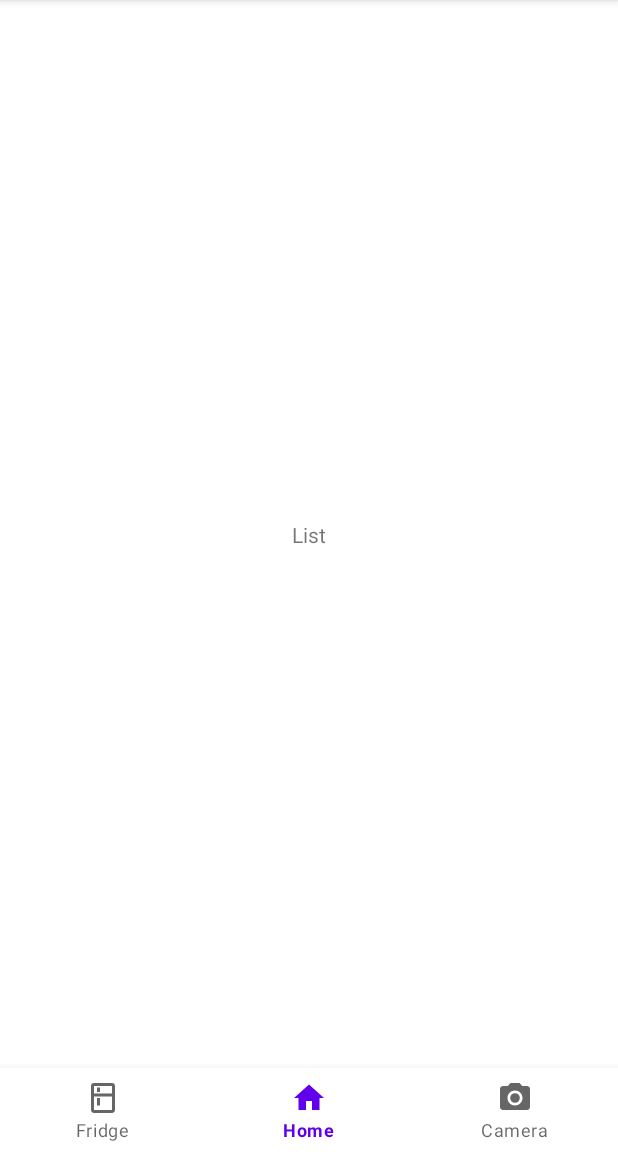
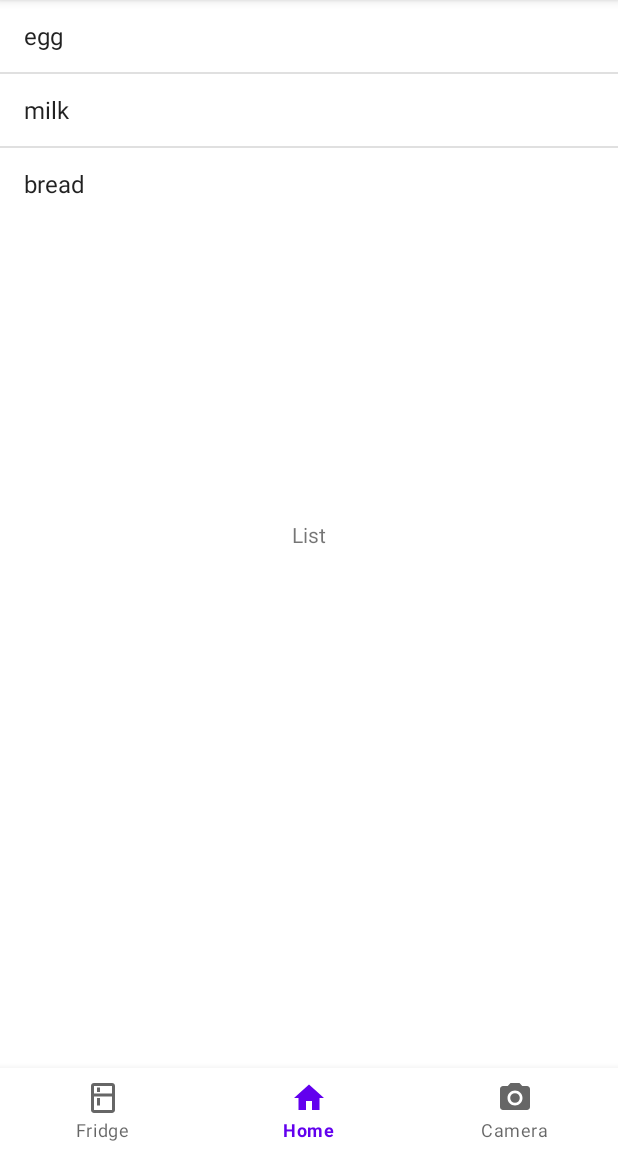
Before and after one commit to sjdobesh/surfeit, an Android app: the fragment ListFragment placed in its activity, on a phone screen of 412 x 824 dp, the part 84-1236 px from its top. Run offline under Robolectric (Android 15) with nearby library versions, the phone set to English and light mode, and no system bars; libraries missing offline, so code that uses them is left out: com.budiyev.android.

Commit message:
small array error and never assigned array to adapter

```diff
--- a/app/src/main/java/com/tfsg/surfeit/ui/main/ListFragment.kt
+++ b/app/src/main/java/com/tfsg/surfeit/ui/main/ListFragment.kt
@@ -1,19 +1,15 @@
 package com.tfsg.surfeit.ui.main
 
-import androidx.lifecycle.ViewModelProvider
 import android.os.Bundle
-import androidx.fragment.app.Fragment
 import android.view.LayoutInflater
 import android.view.View
 import android.view.ViewGroup
 import android.widget.ArrayAdapter
-import android.widget.ListView
-import com.tfsg.surfeit.R
+import androidx.fragment.app.Fragment
 import com.tfsg.surfeit.databinding.ListFragmentBinding
 
 class ListFragment : Fragment() {
 
-    private lateinit var listview : ListView
     private var _binding: ListFragmentBinding? = null
     private val binding get() = _binding!!
 
@@ -29,6 +25,12 @@ class ListFragment : Fragment() {
     ): View {
         _binding = ListFragmentBinding.inflate(inflater, container, false)
         val view = binding.root
+        val arr = arrayOf("eggs", "milk", "bread")
+        arr[0] = "egg"
+        arr[1] = "milk"
+        arr[2] = "bread"
+        val arrayAdapter: ArrayAdapter<String> = ArrayAdapter(requireActivity(), android.R.layout.simple_list_item_1, arr)
+        binding.listView.adapter = arrayAdapter
         return view
     }
 
@@ -37,15 +39,4 @@ class ListFragment : Fragment() {
         super.onDestroyView()
         _binding = null
     }
-
-    override fun onViewCreated() {
-        val arrayAdapter: ArrayAdapter<String>
-        var test_arr = arrayOf("eggs", "milk", "bread")
-        test_arr[0] = "egg"
-        test_arr[1] = "milk"
-        test_arr[1] = "bread"
-        val lview =  binding.listView
-        arrayAdapter = ArrayAdapter(requireActivity(), android.R.layout.simple_list_item_1)
-        binding.listView.adapter = arrayAdapter
-    }
 }
```
